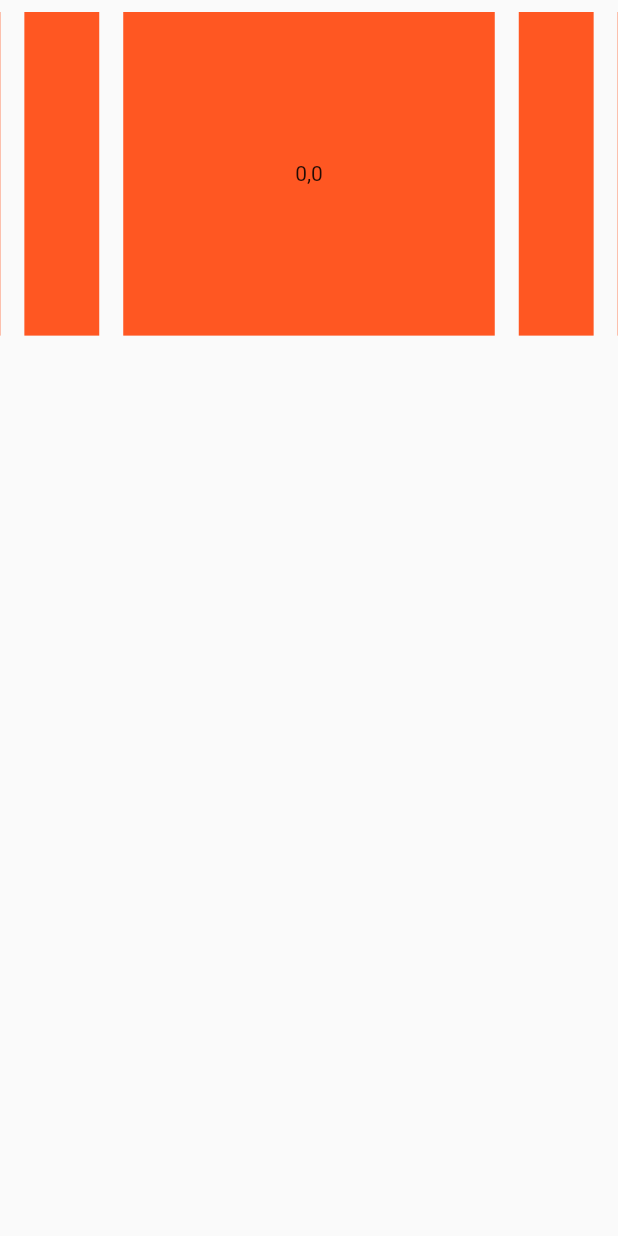
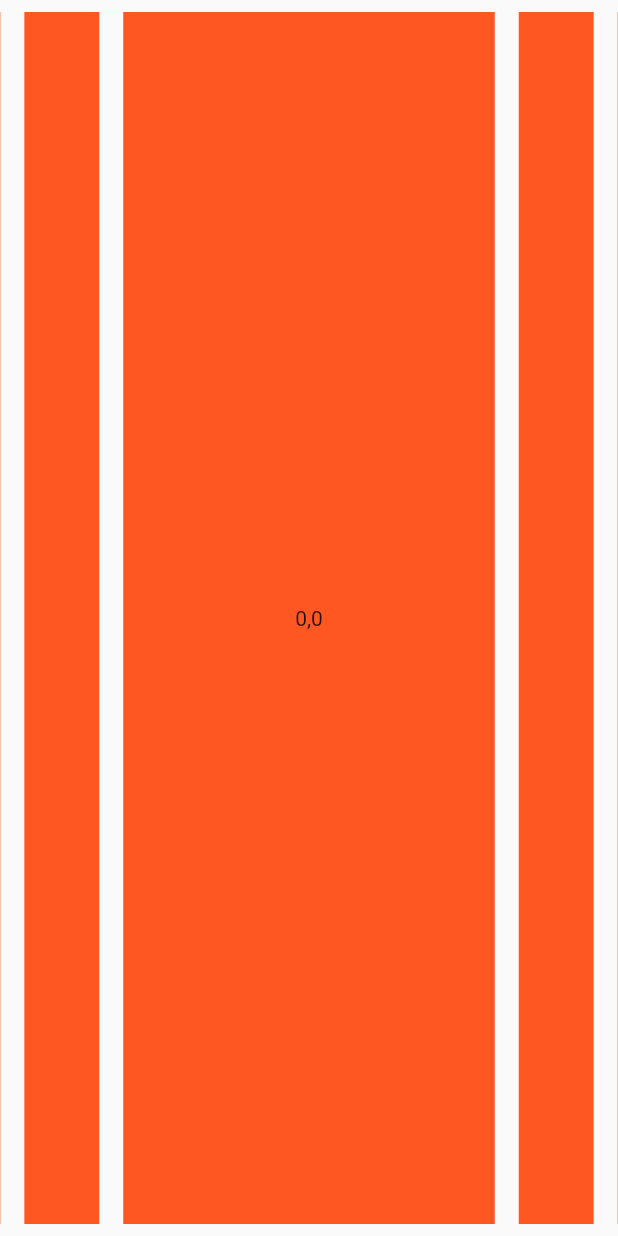
Before and after one commit to Optimist-Hacks/VK.Hack.2019, a Flutter app: the screen it shows after launch, on a phone screen of 412 x 824 dp. Run offline on Flutter 3.47's test engine with Material 2 defaults, Android fonts, the phone set to English and light mode, and no system bars; drawn by our look-alikes of carousel_slider; our stand-ins replace built_collection, built_value, rxdart; generated files the repository leaves out were written again.

Commit message:
implement scratch

```diff
--- a/lib/ui/page/main_page.dart
+++ b/lib/ui/page/main_page.dart
@@ -12,11 +12,17 @@ class MainPage extends StatefulWidget {
 class _MainPageState extends State<MainPage> {
   @override
   Widget build(BuildContext context) {
+    double width = MediaQuery.of(context).size.width;
+    double height = MediaQuery.of(context).size.height;
+
     return Scaffold(
-      body: CarouselSlider(
+      body: Center(
+        child: CarouselSlider(
+          aspectRatio: width / height,
           scrollDirection: Axis.vertical,
           items: List.generate(10, (indexY) {
             return CarouselSlider(
+              aspectRatio: width / height,
               scrollDirection: Axis.horizontal,
               items: List.generate(10, (indexX) {
                 return Container(
@@ -30,6 +36,7 @@ class _MainPageState extends State<MainPage> {
             );
           }),
         ),
+      ),
     );
   }
 }
```
Lines whose indentation alone changed are shown as unchanged.
